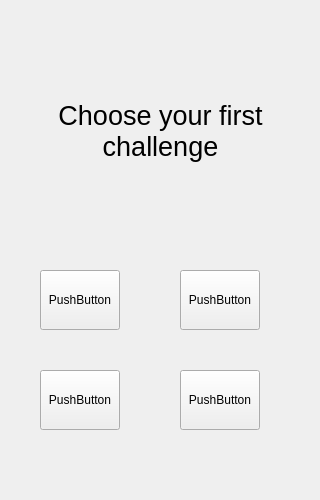
Qt form createchellenge.ui (Hasirati/Calendar) before a commit.
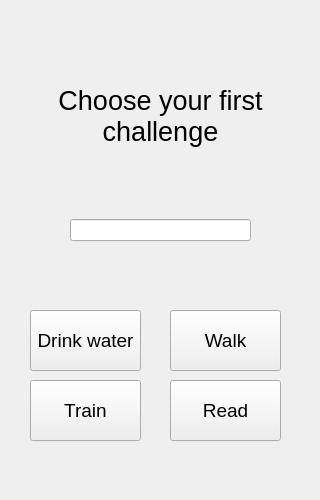
The same form after that commit.

The edit to the form file:
```diff
--- a/createchellenge.ui
+++ b/createchellenge.ui
@@ -13,79 +13,120 @@
   <property name="windowTitle">
    <string>Form</string>
   </property>
-  <widget class="QLabel" name="label">
+  <widget class="QWidget" name="verticalLayoutWidget">
    <property name="geometry">
     <rect>
-     <x>20</x>
-     <y>70</y>
-     <width>281</width>
-     <height>121</height>
+     <x>70</x>
+     <y>200</y>
+     <width>181</width>
+     <height>61</height>
     </rect>
    </property>
+   <layout class="QVBoxLayout" name="verticalLayout">
+    <item>
+     <widget class="QLineEdit" name="lineEdit"/>
+    </item>
+   </layout>
+  </widget>
+  <widget class="QPushButton" name="pb_water">
+   <property name="geometry">
+    <rect>
+     <x>30</x>
+     <y>310</y>
+     <width>111</width>
+     <height>61</height>
+    </rect>
+   </property>
    <property name="font">
     <font>
-     <pointsize>20</pointsize>
+     <pointsize>14</pointsize>
     </font>
    </property>
    <property name="text">
-    <string>Choose your first 
+    <string>Drink water</string>
+   </property>
+  </widget>
+  <widget class="QPushButton" name="pb_walk">
+   <property name="geometry">
+    <rect>
+     <x>170</x>
+     <y>310</y>
+     <width>111</width>
+     <height>61</height>
+    </rect>
+   </property>
+   <property name="font">
+    <font>
+     <pointsize>14</pointsize>
+    </font>
+   </property>
+   <property name="text">
+    <string>Walk</string>
+   </property>
+  </widget>
+  <widget class="QPushButton" name="pb_train">
+   <property name="geometry">
+    <rect>
+     <x>30</x>
+     <y>380</y>
+     <width>111</width>
+     <height>61</height>
+    </rect>
+   </property>
+   <property name="font">
+    <font>
+     <pointsize>14</pointsize>
+    </font>
+   </property>
+   <property name="text">
+    <string>Train</string>
+   </property>
+  </widget>
+  <widget class="QPushButton" name="pb_read">
+   <property name="geometry">
+    <rect>
+     <x>170</x>
+     <y>380</y>
+     <width>111</width>
+     <height>61</height>
+    </rect>
+   </property>
+   <property name="font">
+    <font>
+     <pointsize>14</pointsize>
+    </font>
+   </property>
+   <property name="text">
+    <string>Read</string>
+   </property>
+  </widget>
+  <widget class="QWidget" name="verticalLayoutWidget_2">
+   <property name="geometry">
+    <rect>
+     <x>0</x>
+     <y>60</y>
+     <width>321</width>
+     <height>111</height>
+    </rect>
+   </property>
+   <layout class="QVBoxLayout" name="verticalLayout_2">
+    <item>
+     <widget class="QLabel" name="label">
+      <property name="font">
+       <font>
+        <pointsize>20</pointsize>
+       </font>
+      </property>
+      <property name="text">
+       <string>Choose your first 
 challenge</string>
-   </property>
-   <property name="alignment">
-    <set>Qt::AlignCenter</set>
-   </property>
-  </widget>
-  <widget class="QPushButton" name="pushButton">
-   <property name="geometry">
-    <rect>
-     <x>40</x>
-     <y>270</y>
-     <width>80</width>
-     <height>60</height>
-    </rect>
-   </property>
-   <property name="text">
-    <string>PushButton</string>
-   </property>
-  </widget>
-  <widget class="QPushButton" name="pushButton_2">
-   <property name="geometry">
-    <rect>
-     <x>180</x>
-     <y>270</y>
-     <width>80</width>
-     <height>60</height>
-    </rect>
-   </property>
-   <property name="text">
-    <string>PushButton</string>
-   </property>
-  </widget>
-  <widget class="QPushButton" name="pushButton_3">
-   <property name="geometry">
-    <rect>
-     <x>40</x>
-     <y>370</y>
-     <width>80</width>
-     <height>60</height>
-    </rect>
-   </property>
-   <property name="text">
-    <string>PushButton</string>
-   </property>
-  </widget>
-  <widget class="QPushButton" name="pushButton_4">
-   <property name="geometry">
-    <rect>
-     <x>180</x>
-     <y>370</y>
-     <width>80</width>
-     <height>60</height>
-    </rect>
-   </property>
-   <property name="text">
-    <string>PushButton</string>
-   </property>
+      </property>
+      <property name="alignment">
+       <set>Qt::AlignCenter</set>
+      </property>
+     </widget>
+    </item>
+   </layout>
   </widget>
  </widget>
  <resources/>
```
